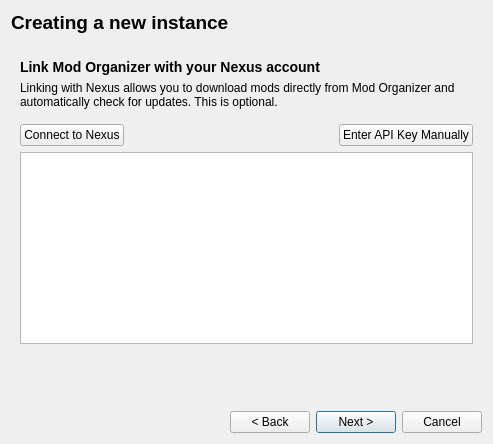
First picture: the form in src/createinstancedialog.ui, repository ModOrganizer2/modorganizer, before the edit.
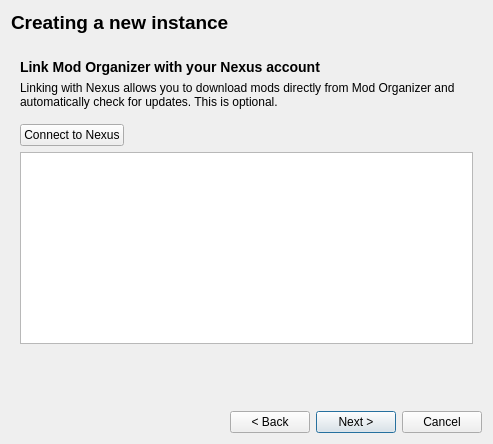
Second picture: the form after the edit. The open tabs and pages were chosen to show the change. Custom widgets are drawn as their Qt base class.

What changed in the file:
```diff
--- a/src/createinstancedialog.ui
+++ b/src/createinstancedialog.ui
@@ -1097,13 +1097,6 @@
                   </property>
                  </spacer>
                 </item>
-                <item>
-                 <widget class="QPushButton" name="nexusManual">
-                  <property name="text">
-                   <string>Enter API Key Manually</string>
-                  </property>
-                 </widget>
-                </item>
                </layout>
               </widget>
              </item>
```
Left out of the diff: 1 changed line with no effect on the pictures. Lines whose indentation alone changed are shown as unchanged.
